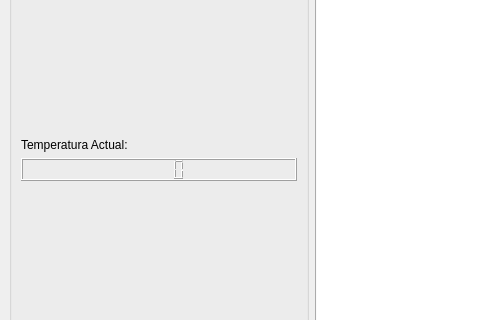
This is interface/mainwindow.ui in ccarb/ThermstUtils as Qt 5 draws it before an edit; both pictures show x 0 to 480 and y 187 to 507 of the 800 by 600 pixel window. The edited form follows.
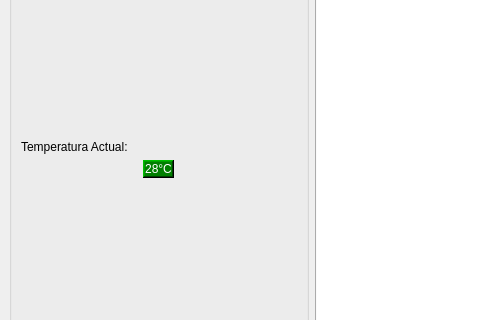
This is the edited form. The open tabs and pages were chosen to show the change.

Commit message: Added script for translating ui file to a python module.

What changed in the file:
```diff
--- a/interface/mainwindow.ui
+++ b/interface/mainwindow.ui
@@ -173,16 +173,476 @@
          </property>
         </widget>
        </item>
-       <item>
-        <widget class="QLCDNumber" name="lcdNumber">
-         <property name="font">
-          <font>
-           <weight>50</weight>
-           <bold>false</bold>
-          </font>
+       <item alignment="Qt::AlignHCenter">
+        <widget class="QLabel" name="temperatureDisplay">
+         <property name="sizePolicy">
+          <sizepolicy hsizetype="Fixed" vsizetype="Preferred">
+           <horstretch>0</horstretch>
+           <verstretch>0</verstretch>
+          </sizepolicy>
          </property>
-         <property name="intValue" stdset="0">
-          <number>0</number>
+         <property name="palette">
+          <palette>
+           <active>
+            <colorrole role="WindowText">
+             <brush brushstyle="SolidPattern">
+              <color alpha="255">
+               <red>255</red>
+               <green>255</green>
+               <blue>255</blue>
+              </color>
+             </brush>
+            </colorrole>
+            <colorrole role="Button">
+             <brush brushstyle="SolidPattern">
+              <color alpha="255">
+               <red>0</red>
+               <green>127</green>
+               <blue>0</blue>
+              </color>
+             </brush>
+            </colorrole>
+            <colorrole role="Light">
+             <brush brushstyle="SolidPattern">
+              <color alpha="255">
+               <red>0</red>
+               <green>191</green>
+               <blue>0</blue>
+              </color>
+             </brush>
+            </colorrole>
+            <colorrole role="Midlight">
+             <brush brushstyle="SolidPattern">
+              <color alpha="255">
+               <red>0</red>
+               <green>159</green>
+               <blue>0</blue>
+              </color>
+             </brush>
+            </colorrole>
+            <colorrole role="Dark">
+             <brush brushstyle="SolidPattern">
+              <color alpha="255">
+               <red>0</red>
+               <green>63</green>
+               <blue>0</blue>
+              </color>
+             </brush>
+            </colorrole>
+            <colorrole role="Mid">
+             <brush brushstyle="SolidPattern">
+              <color alpha="255">
+               <red>0</red>
+               <green>84</green>
+               <blue>0</blue>
+              </color>
+             </brush>
+            </colorrole>
+            <colorrole role="Text">
+             <brush brushstyle="SolidPattern">
+              <color alpha="255">
+               <red>255</red>
+               <green>255</green>
+               <blue>255</blue>
+              </color>
+             </brush>
+            </colorrole>
+            <colorrole role="BrightText">
+             <brush brushstyle="SolidPattern">
+              <color alpha="255">
+               <red>255</red>
+               <green>255</green>
+               <blue>255</blue>
+              </color>
+             </brush>
+            </colorrole>
+            <colorrole role="ButtonText">
+             <brush brushstyle="SolidPattern">
+              <color alpha="255">
+               <red>255</red>
+               <green>255</green>
+               <blue>255</blue>
+              </color>
+             </brush>
+            </colorrole>
+            <colorrole role="Base">
+             <brush brushstyle="SolidPattern">
+              <color alpha="255">
+               <red>0</red>
+               <green>0</green>
+               <blue>0</blue>
+              </color>
+             </brush>
+            </colorrole>
+            <colorrole role="Window">
+             <brush brushstyle="SolidPattern">
+              <color alpha="255">
+               <red>0</red>
+               <green>127</green>
+               <blue>0</blue>
+              </color>
+             </brush>
+            </colorrole>
+            <colorrole role="Shadow">
+             <brush brushstyle="SolidPattern">
+              <color alpha="255">
+               <red>0</red>
+               <green>0</green>
+               <blue>0</blue>
+              </color>
+             </brush>
+            </colorrole>
+            <colorrole role="AlternateBase">
+             <brush brushstyle="SolidPattern">
+              <color alpha="255">
+               <red>0</red>
+               <green>63</green>
+               <blue>0</blue>
+              </color>
+             </brush>
+            </colorrole>
+            <colorrole role="ToolTipBase">
+             <brush brushstyle="SolidPattern">
+              <color alpha="255">
+               <red>255</red>
+               <green>255</green>
+               <blue>220</blue>
+              </color>
+             </brush>
+            </colorrole>
+            <colorrole role="ToolTipText">
+             <brush brushstyle="SolidPattern">
+              <color alpha="255">
+               <red>0</red>
+               <green>0</green>
+               <blue>0</blue>
+              </color>
+             </brush>
+            </colorrole>
+            <colorrole role="PlaceholderText">
+             <brush brushstyle="SolidPattern">
+              <color alpha="128">
+               <red>255</red>
+               <green>255</green>
+               <blue>255</blue>
+              </color>
+             </brush>
+            </colorrole>
+           </active>
+           <inactive>
+            <colorrole role="WindowText">
+             <brush brushstyle="SolidPattern">
+              <color alpha="255">
+               <red>255</red>
+               <green>255</green>
+               <blue>255</blue>
+              </color>
+             </brush>
+            </colorrole>
+            <colorrole role="Button">
+             <brush brushstyle="SolidPattern">
+              <color alpha="255">
+               <red>0</red>
+               <green>127</green>
+               <blue>0</blue>
+              </color>
+             </brush>
+            </colorrole>
+            <colorrole role="Light">
+             <brush brushstyle="SolidPattern">
+              <color alpha="255">
+               <red>0</red>
+               <green>191</green>
+               <blue>0</blue>
+              </color>
+             </brush>
+            </colorrole>
+            <colorrole role="Midlight">
+             <brush brushstyle="SolidPattern">
+              <color alpha="255">
+               <red>0</red>
+               <green>159</green>
+               <blue>0</blue>
+              </color>
+             </brush>
+            </colorrole>
+            <colorrole role="Dark">
+             <brush brushstyle="SolidPattern">
+              <color alpha="255">
+               <red>0</red>
+               <green>63</green>
+               <blue>0</blue>
+              </color>
+             </brush>
+            </colorrole>
+            <colorrole role="Mid">
+             <brush brushstyle="SolidPattern">
+              <color alpha="255">
+               <red>0</red>
+               <green>84</green>
+               <blue>0</blue>
+              </color>
+             </brush>
+            </colorrole>
+            <colorrole role="Text">
+             <brush brushstyle="SolidPattern">
+              <color alpha="255">
+               <red>255</red>
+               <green>255</green>
+               <blue>255</blue>
+              </color>
+             </brush>
+            </colorrole>
+            <colorrole role="BrightText">
+             <brush brushstyle="SolidPattern">
+              <color alpha="255">
+               <red>255</red>
+               <green>255</green>
+               <blue>255</blue>
+              </color>
+             </brush>
+            </colorrole>
+            <colorrole role="ButtonText">
+             <brush brushstyle="SolidPattern">
+              <color alpha="255">
+               <red>255</red>
+               <green>255</green>
+               <blue>255</blue>
+              </color>
+             </brush>
+            </colorrole>
+            <colorrole role="Base">
+             <brush brushstyle="SolidPattern">
+              <color alpha="255">
+               <red>0</red>
+               <green>0</green>
+               <blue>0</blue>
+              </color>
+             </brush>
+            </colorrole>
+            <colorrole role="Window">
+             <brush brushstyle="SolidPattern">
+              <color alpha="255">
+               <red>0</red>
+               <green>127</green>
+               <blue>0</blue>
+              </color>
+             </brush>
+            </colorrole>
+            <colorrole role="Shadow">
+             <brush brushstyle="SolidPattern">
+              <color alpha="255">
+               <red>0</red>
+               <green>0</green>
+               <blue>0</blue>
+              </color>
+             </brush>
+            </colorrole>
+            <colorrole role="AlternateBase">
+             <brush brushstyle="SolidPattern">
+              <color alpha="255">
+               <red>0</red>
+               <green>63</green>
+               <blue>0</blue>
+              </color>
+             </brush>
+            </colorrole>
+            <colorrole role="ToolTipBase">
+             <brush brushstyle="SolidPattern">
+              <color alpha="255">
+               <red>255</red>
+               <green>255</green>
+               <blue>220</blue>
+              </color>
+             </brush>
+            </colorrole>
+            <colorrole role="ToolTipText">
+             <brush brushstyle="SolidPattern">
+              <color alpha="255">
+               <red>0</red>
+               <green>0</green>
+               <blue>0</blue>
+              </color>
+             </brush>
+            </colorrole>
+            <colorrole role="PlaceholderText">
+             <brush brushstyle="SolidPattern">
+              <color alpha="128">
+               <red>255</red>
+               <green>255</green>
+               <blue>255</blue>
+              </color>
+             </brush>
+            </colorrole>
+           </inactive>
+           <disabled>
+            <colorrole role="WindowText">
+             <brush brushstyle="SolidPattern">
+              <color alpha="255">
+               <red>0</red>
+               <green>63</green>
+               <blue>0</blue>
+              </color>
+             </brush>
+            </colorrole>
+            <colorrole role="Button">
+             <brush brushstyle="SolidPattern">
+              <color alpha="255">
+               <red>0</red>
+               <green>127</green>
+               <blue>0</blue>
+              </color>
+             </brush>
+            </colorrole>
+            <colorrole role="Light">
+             <brush brushstyle="SolidPattern">
+              <color alpha="255">
+               <red>0</red>
+               <green>191</green>
+               <blue>0</blue>
+              </color>
+             </brush>
+            </colorrole>
+            <colorrole role="Midlight">
+             <brush brushstyle="SolidPattern">
+              <color alpha="255">
+               <red>0</red>
+               <green>159</green>
+               <blue>0</blue>
+              </color>
+             </brush>
+            </colorrole>
+            <colorrole role="Dark">
+             <brush brushstyle="SolidPattern">
+              <color alpha="255">
+               <red>0</red>
+               <green>63</green>
+               <blue>0</blue>
+              </color>
+             </brush>
+            </colorrole>
+            <colorrole role="Mid">
+             <brush brushstyle="SolidPattern">
+              <color alpha="255">
+               <red>0</red>
+               <green>84</green>
+               <blue>0</blue>
+              </color>
+             </brush>
+            </colorrole>
+            <colorrole role="Text">
+             <brush brushstyle="SolidPattern">
+              <color alpha="255">
+               <red>0</red>
+               <green>63</green>
+               <blue>0</blue>
+              </color>
+             </brush>
+            </colorrole>
+            <colorrole role="BrightText">
+             <brush brushstyle="SolidPattern">
+              <color alpha="255">
+               <red>255</red>
+               <green>255</green>
+               <blue>255</blue>
+              </color>
+             </brush>
+            </colorrole>
+            <colorrole role="ButtonText">
+             <brush brushstyle="SolidPattern">
+              <color alpha="255">
+               <red>0</red>
+               <green>63</green>
+               <blue>0</blue>
+              </color>
+             </brush>
+            </colorrole>
+            <colorrole role="Base">
+             <brush brushstyle="SolidPattern">
+              <color alpha="255">
+               <red>0</red>
+               <green>127</green>
+               <blue>0</blue>
+              </color>
+             </brush>
+            </colorrole>
+            <colorrole role="Window">
+             <brush brushstyle="SolidPattern">
+              <color alpha="255">
+               <red>0</red>
+               <green>127</green>
+               <blue>0</blue>
+              </color>
+             </brush>
+            </colorrole>
+            <colorrole role="Shadow">
+             <brush brushstyle="SolidPattern">
+              <color alpha="255">
+               <red>0</red>
+               <green>0</green>
+               <blue>0</blue>
+              </color>
+             </brush>
+            </colorrole>
+            <colorrole role="AlternateBase">
+             <brush brushstyle="SolidPattern">
+              <color alpha="255">
+               <red>0</red>
+               <green>127</green>
+               <blue>0</blue>
+              </color>
+             </brush>
+            </colorrole>
+            <colorrole role="ToolTipBase">
+             <brush brushstyle="SolidPattern">
+              <color alpha="255">
+               <red>255</red>
+               <green>255</green>
+               <blue>220</blue>
+              </color>
+             </brush>
+            </colorrole>
+            <colorrole role="ToolTipText">
+             <brush brushstyle="SolidPattern">
+              <color alpha="255">
+               <red>0</red>
+               <green>0</green>
+               <blue>0</blue>
+              </color>
+             </brush>
+            </colorrole>
+            <colorrole role="PlaceholderText">
+             <brush brushstyle="SolidPattern">
+              <color alpha="128">
+               <red>255</red>
+               <green>255</green>
+               <blue>255</blue>
+              </color>
+             </brush>
+            </colorrole>
+           </disabled>
+          </palette>
+         </property>
+         <property name="mouseTracking">
+          <bool>false</bool>
+         </property>
+         <property name="autoFillBackground">
+          <bool>true</bool>
+         </property>
+         <property name="locale">
+          <locale language="English" country="UnitedStates"/>
+         </property>
+         <property name="frameShape">
+          <enum>QFrame::WinPanel</enum>
+         </property>
+         <property name="frameShadow">
+          <enum>QFrame::Raised</enum>
+         </property>
+         <property name="text">
+          <string>&lt;html&gt;&lt;head/&gt;&lt;body&gt;&lt;p align=&quot;center&quot;&gt;28°C&lt;/p&gt;&lt;/body&gt;&lt;/html&gt;</string>
+         </property>
+         <property name="alignment">
+          <set>Qt::AlignCenter</set>
          </property>
         </widget>
        </item>
```
Left out of the diff: 14 changed lines with no effect on the pictures. The commit also changes 3 other files.
